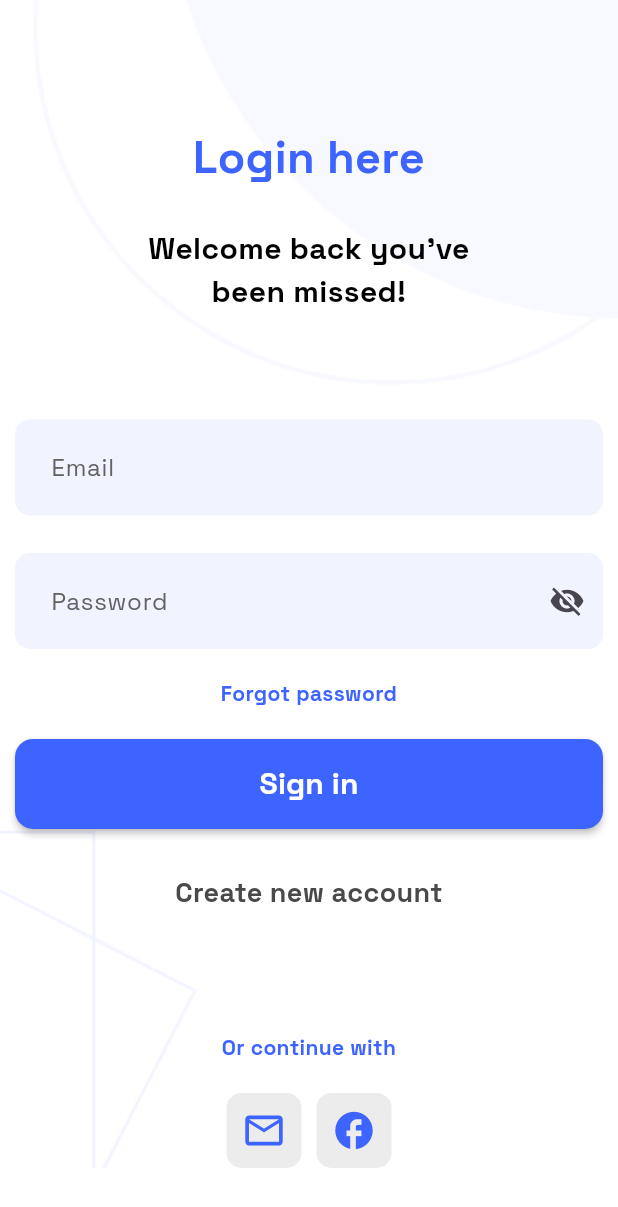
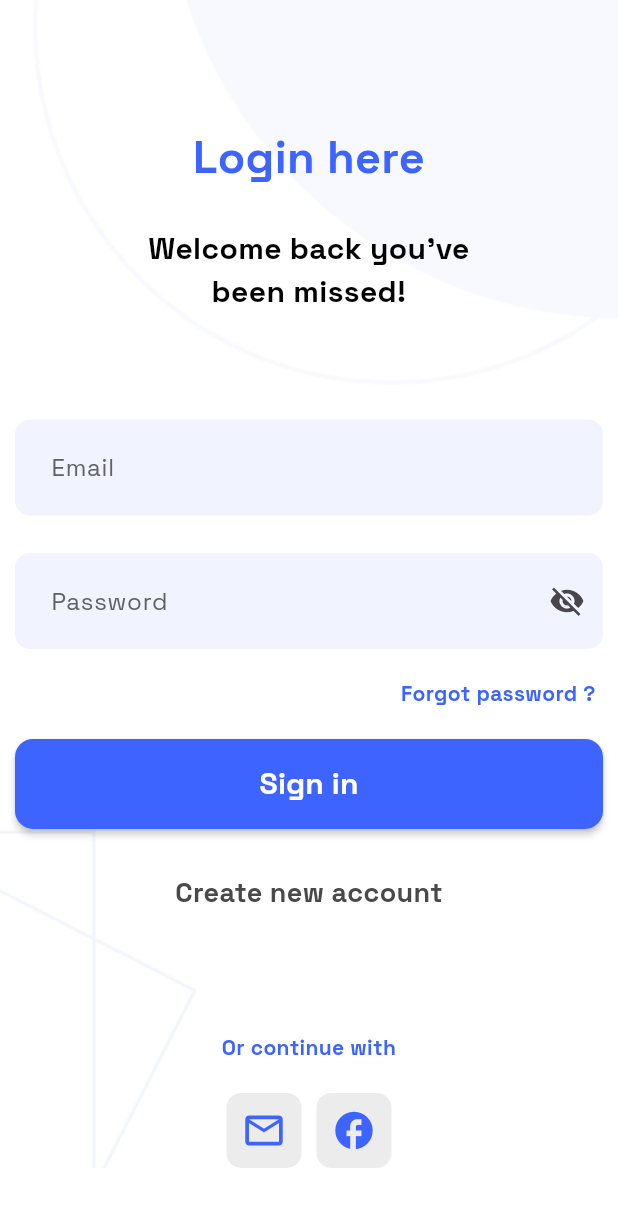
Before and after one commit to Open-Sourcers/DocLink_Flutter, a Flutter app: the LoginView screen opened by its route, on a phone screen of 412 x 824 dp. Shown: the top 1207 px of the screen. Run offline on Flutter 3.47's test engine with Material 3 defaults, Android fonts, the phone set to English and light mode, and no system bars; our stand-ins replace awesome_dialog, dartz, dio, flutter_bloc, flutter_screenutil, get_it and 5 more; accounts and stored records are empty.

Commit message:
refactor forget password button and onboarding buttons

```diff
--- a/lib/features/auth/presentation/views/widgets/forget_password_button.dart
+++ b/lib/features/auth/presentation/views/widgets/forget_password_button.dart
@@ -16,11 +16,14 @@ class ForgetPasswordButton extends StatelessWidget {
       onTap: () {
         GoRouter.of(context).push(AppRouter.forgetPasswordView);
       },
-      child: Text(
-        S.of(context).forgetPassword,
-        textAlign:
-            Intl.getCurrentLocale() == 'ar' ? TextAlign.left : TextAlign.right,
-        style: Styless.textBold14,
+      child: Container(
+        width: double.infinity,
+        padding: const EdgeInsets.symmetric(horizontal: 5),
+        alignment:Intl.getCurrentLocale() == 'ar' ?  Alignment.centerLeft:Alignment.centerRight,
+        child: Text(
+          S.of(context).forgetPassword,
+          style: Styless.textBold14,
+        ),
       ),
     );
   }
--- a/lib/l10n/intl_ar.arb
+++ b/lib/l10n/intl_ar.arb
@@ -4,7 +4,7 @@
   "loginHere": "سجل من هنا",
   "loginWelcome": "مرحباً بعودتك! لقد افتقدناك",
   "forgetYourPassword": "هل نسيت كلمة المرور ؟",
-  "forgetPassword": "هل نسيت كلمة المرور ",
+  "forgetPassword": "هل نسيت كلمة المرور ؟",
   "signIn": "تسجيل الدخول",
   "createNewAccount": "أنشئ حساب جديد",
   "continueWith": "أو سجل بواسطة",
--- a/lib/l10n/intl_en.arb
+++ b/lib/l10n/intl_en.arb
@@ -4,7 +4,7 @@
   "loginHere": "Login here",
   "loginWelcome": "Welcome back you’ve\nbeen missed!",
   "forgetYourPassword": "Forgot your password ? ",
-  "forgetPassword": "Forgot password",
+  "forgetPassword": "Forgot password ?",
   "signIn": "Sign in",
   "createNewAccount": "Create new account",
   "continueWith": "Or continue with",
@@ -26,6 +26,6 @@
   "pleaseEnterYouremail": "Please enter your email adress",
   "pleaseEnterValidemail": "Please enter a valid email adress",
   "enterPassword": "Please enter password",
-  "sizeOfPassword" : "size of password greater than 8 char",
-  "enterValidPassword" : "Enter valid password \n password should contain at least one upper , lower case , number , special character"
+  "sizeOfPassword": "size of password greater than 8 char",
+  "enterValidPassword": "Enter valid password \n password should contain at least one upper , lower case , number , special character"
 }
```
Also changed, not shown: lib/features/onboarding/presentation/views/widgets/onboarding_view_body.dart (+5 -3 lines), lib/generated/intl/messages_ar.dart, lib/generated/intl/messages_en.dart, lib/generated/l10n.dart.
